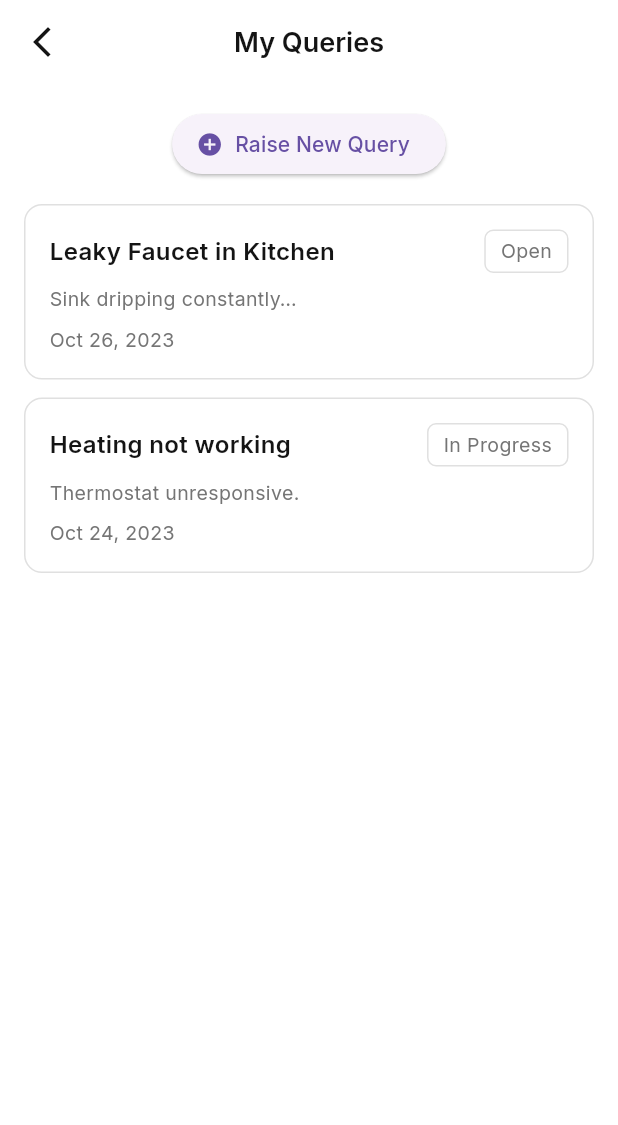
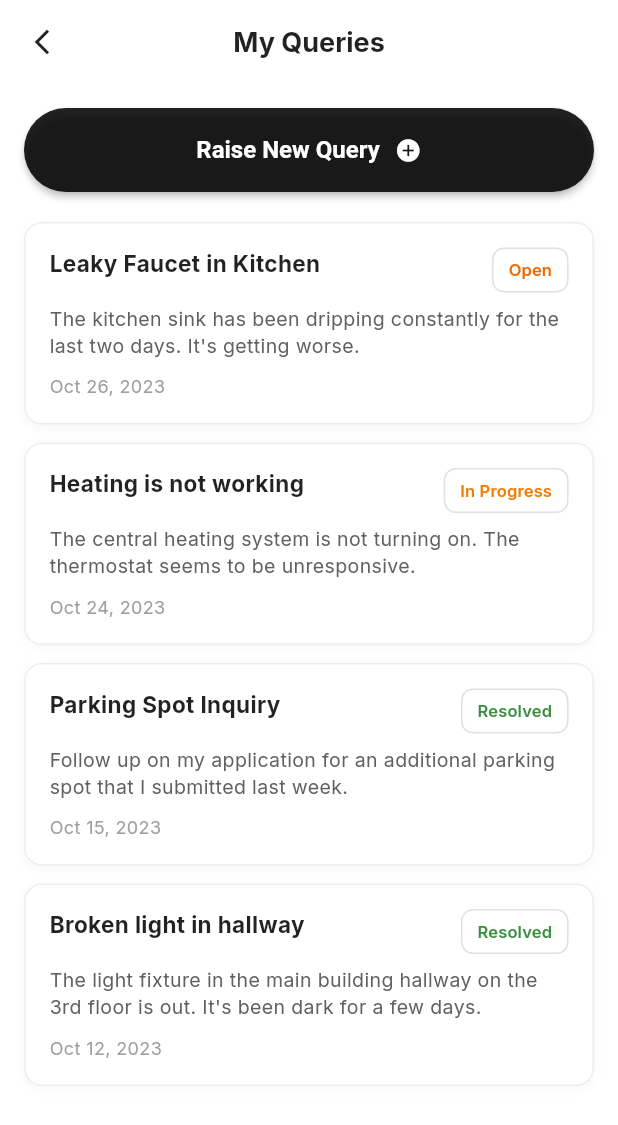
Before and after one commit to Debdaru07/property_managment_application, a Flutter app: the MyQueriesScreen screen opened by its route, on a phone screen of 412 x 824 dp. Shown: the top 1125 px of the screen. Run offline on Flutter 3.47's test engine with Material 3 defaults, Android fonts, the phone set to English and light mode, and no system bars; our stand-ins replace google_fonts.

Commit message:
my queries card refined

```diff
--- a/lib/src/presentation/screens/queries/my_queries_screen.dart
+++ b/lib/src/presentation/screens/queries/my_queries_screen.dart
@@ -1,42 +1,116 @@
 import 'package:flutter/material.dart';
+import '../../../theme/app_spacing.dart';
 import '../../widgets/query_card.dart';
-import '../../widgets/app_appbar.dart';
-import '../../../theme/app_spacing.dart';
+import '../../widgets/status_badge.dart';
 
 class MyQueriesScreen extends StatelessWidget {
   const MyQueriesScreen({super.key});
 
   @override
   Widget build(BuildContext context) {
+    final theme = Theme.of(context);
+    final isDark = theme.brightness == Brightness.dark;
+
     return Scaffold(
-      appBar: const AppAppBar(title: "My Queries"),
+      // Top bar matching the HTML: back button + centered title
+      appBar: AppBar(
+        elevation: 0,
+        backgroundColor: theme.scaffoldBackgroundColor,
+        leading: IconButton(
+          icon: Icon(
+            Icons.arrow_back_ios_new,
+            color: isDark ? Colors.white70 : Colors.black87,
+            size: 20,
+          ),
+          onPressed: () => Navigator.maybePop(context),
+        ),
+        centerTitle: true,
+        title: Text(
+          "My Queries",
+          style: TextStyle(
+            fontSize: 18,
+            fontWeight: FontWeight.w700,
+            color: isDark ? Colors.white : Colors.black87,
+          ),
+        ),
+        actions: const [SizedBox(width: 48)], // keep title visually centered
+      ),
       body: SingleChildScrollView(
         padding: const EdgeInsets.all(AppSpacing.md),
         child: Column(
+          crossAxisAlignment: CrossAxisAlignment.stretch,
           children: [
-            ElevatedButton.icon(
+            // Raise New Query button (full width, rounded-full)
+            SizedBox(
+              height: 56,
+              child: ElevatedButton(
                 onPressed: () => Navigator.pushNamed(context, "/raiseQuery"),
-              icon: const Icon(Icons.add_circle),
-              label: const Text("Raise New Query"),
+                style: ElevatedButton.styleFrom(
+                  shape: const StadiumBorder(),
+                  elevation: 2,
+                  padding: const EdgeInsets.symmetric(horizontal: 20),
+                  backgroundColor: isDark ? Colors.white : Colors.black87,
+                  foregroundColor: isDark ? Colors.black87 : Colors.white,
+                  textStyle: const TextStyle(
+                    fontWeight: FontWeight.w600,
+                    fontSize: 16,
+                  ),
+                ),
+                child: Row(
+                  mainAxisAlignment: MainAxisAlignment.center,
+                  mainAxisSize: MainAxisSize.max,
+                  children: const [
+                    Text("Raise New Query"),
+                    SizedBox(width: 10),
+                    Icon(Icons.add_circle),
+                  ],
+                ),
+              ),
             ),
 
-            const SizedBox(height: 16),
+            const SizedBox(height: 20),
 
+            // Queries list
+            Column(
+              children: [
                 QueryCard(
                   title: "Leaky Faucet in Kitchen",
-              description: "Sink dripping constantly…",
-              status: "Open",
+                  description:
+                      "The kitchen sink has been dripping constantly for the last two days. It's getting worse.",
+                  statusWidget: const StatusBadge(status: "Open"),
                   date: "Oct 26, 2023",
+                  onTap: () {
+                    // Open detail or edit flow
+                  },
+                ),
+                const SizedBox(height: 12),
+                QueryCard(
+                  title: "Heating is not working",
+                  description:
+                      "The central heating system is not turning on. The thermostat seems to be unresponsive.",
+                  statusWidget: const StatusBadge(status: "In Progress"),
+                  date: "Oct 24, 2023",
                   onTap: () {},
                 ),
                 const SizedBox(height: 12),
-
                 QueryCard(
-              title: "Heating not working",
-              description: "Thermostat unresponsive.",
-              status: "In Progress",
-              date: "Oct 24, 2023",
+                  title: "Parking Spot Inquiry",
+                  description:
+                      "Follow up on my application for an additional parking spot that I submitted last week.",
+                  statusWidget: const StatusBadge(status: "Resolved"),
+                  date: "Oct 15, 2023",
                   onTap: () {},
+                ),
+                const SizedBox(height: 12),
+                QueryCard(
+                  title: "Broken light in hallway",
+                  description:
+                      "The light fixture in the main building hallway on the 3rd floor is out. It's been dark for a few days.",
+                  statusWidget: const StatusBadge(status: "Resolved"),
+                  date: "Oct 12, 2023",
+                  onTap: () {},
+                ),
+              ],
             ),
           ],
         ),
--- a/lib/src/presentation/widgets/query_card.dart
+++ b/lib/src/presentation/widgets/query_card.dart
@@ -1,56 +1,92 @@
 import 'package:flutter/material.dart';
-import 'card_base.dart';
-import '../../theme/app_typography.dart';
-import '../../theme/app_colors.dart';
-import '../../theme/app_spacing.dart';
 
 class QueryCard extends StatelessWidget {
   final String title;
   final String description;
-  final String status;
+  final Widget? statusWidget;
   final String date;
-  final VoidCallback onTap;
+  final VoidCallback? onTap;
 
   const QueryCard({
     super.key,
     required this.title,
     required this.description,
-    required this.status,
+    this.statusWidget,
     required this.date,
-    required this.onTap,
+    this.onTap,
   });
 
   @override
   Widget build(BuildContext context) {
-    return CardBase(
+    final theme = Theme.of(context);
+    final isDark = theme.brightness == Brightness.dark;
+
+    return GestureDetector(
       onTap: onTap,
+      child: Container(
+        width: double.infinity,
+        padding: const EdgeInsets.all(16),
+        decoration: BoxDecoration(
+          color: theme.scaffoldBackgroundColor,
+          borderRadius: BorderRadius.circular(12),
+          border: Border.all(
+            color: isDark ? Colors.grey.shade800 : Colors.grey.shade200,
+            width: 1,
+          ),
+          boxShadow: [
+            BoxShadow(
+              color:
+                  isDark
+                      ? Colors.black.withOpacity(0.25)
+                      : Colors.black.withOpacity(0.03),
+              blurRadius: 6,
+              offset: const Offset(0, 2),
+            ),
+          ],
+        ),
         child: Column(
           crossAxisAlignment: CrossAxisAlignment.start,
           children: [
+            // Title row (title + badge)
             Row(
-            mainAxisAlignment: MainAxisAlignment.spaceBetween,
+              crossAxisAlignment: CrossAxisAlignment.start,
               children: [
-              Expanded(child: Text(title, style: AppTypography.titleSmall)),
-              _statusTag(status),
+                Expanded(
+                  child: Text(
+                    title,
+                    style: TextStyle(
+                      fontSize: 15,
+                      fontWeight: FontWeight.w700,
+                      color: isDark ? Colors.white : Colors.black87,
+                    ),
+                  ),
+                ),
+                if (statusWidget != null) ...[
+                  const SizedBox(width: 8),
+                  statusWidget!,
+                ],
               ],
             ),
-          const SizedBox(height: AppSpacing.sm),
-          Text(description, style: AppTypography.bodySecondary),
-          const SizedBox(height: AppSpacing.sm),
-          Text(date, style: AppTypography.bodySecondary),
+            const SizedBox(height: 8),
+            Text(
+              description,
+              style: TextStyle(
+                fontSize: 13,
+                color: isDark ? Colors.white70 : Colors.grey[700],
+                height: 1.35,
+              ),
+            ),
+            const SizedBox(height: 10),
+            Text(
+              date,
+              style: TextStyle(
+                fontSize: 12,
+                color: isDark ? Colors.grey[400] : Colors.grey[500],
+              ),
+            ),
           ],
+        ),
       ),
     );
   }
-
-  Widget _statusTag(String status) {
-    return Container(
-      padding: const EdgeInsets.symmetric(vertical: 4, horizontal: 10),
-      decoration: BoxDecoration(
-        border: Border.all(color: AppColors.border),
-        borderRadius: BorderRadius.circular(6),
-      ),
-      child: Text(status, style: AppTypography.bodySecondary),
-    );
 }
-}
--- /dev/null
+++ b/lib/src/presentation/widgets/status_badge.dart
@@ -0,0 +1,74 @@
+import 'package:flutter/material.dart';
+
+/// A small reusable status badge. Keeps a subtle border + text, easy to read.
+class StatusBadge extends StatelessWidget {
+  final String status;
+  final double radius;
+  final EdgeInsets padding;
+
+  const StatusBadge({
+    super.key,
+    required this.status,
+    this.radius = 8,
+    this.padding = const EdgeInsets.symmetric(horizontal: 10, vertical: 6),
+  });
+
+  Color _textColor(String s, bool isDark) {
+    final key = s.toLowerCase();
+    if (key.contains("open")) {
+      return isDark ? Colors.orange.shade200 : Colors.orange.shade800;
+    }
+    if (key.contains("progress")) {
+      return isDark ? Colors.yellow.shade200 : Colors.orange.shade700;
+    }
+    if (key.contains("resolved") || key.contains("completed")) {
+      return isDark ? Colors.green.shade200 : Colors.green.shade700;
+    }
+    return isDark ? Colors.grey.shade200 : Colors.grey.shade700;
+  }
+
+  Color _borderColor(String s, bool isDark) {
+    final key = s.toLowerCase();
+    if (key.contains("open")) {
+      return isDark
+          ? Colors.orange.shade400.withOpacity(0.2)
+          : Colors.grey.shade300;
+    }
+    if (key.contains("progress")) {
+      return isDark
+          ? Colors.yellow.shade400.withOpacity(0.2)
+          : Colors.grey.shade300;
+    }
+    if (key.contains("resolved") || key.contains("completed")) {
+      return isDark
+          ? Colors.green.shade400.withOpacity(0.2)
+          : Colors.grey.shade300;
+    }
+    return isDark ? Colors.grey.shade700 : Colors.grey.shade300;
+  }
+
+  @override
+  Widget build(BuildContext context) {
+    final isDark = Theme.of(context).brightness == Brightness.dark;
+    final textColor = _textColor(status, isDark);
+    final borderColor = _borderColor(status, isDark);
+
+    return Container(
+      padding: padding,
+      decoration: BoxDecoration(
+        color: isDark ? Colors.transparent : Colors.transparent,
+        borderRadius: BorderRadius.circular(radius),
+        border: Border.all(color: borderColor, width: 1),
+      ),
+      child: Text(
+        status,
+        style: TextStyle(
+          fontSize: 11,
+          fontWeight: FontWeight.w600,
+          color: textColor,
+          letterSpacing: 0.1,
+        ),
+      ),
+    );
+  }
+}
```
Lines whose indentation alone changed are shown as unchanged.
